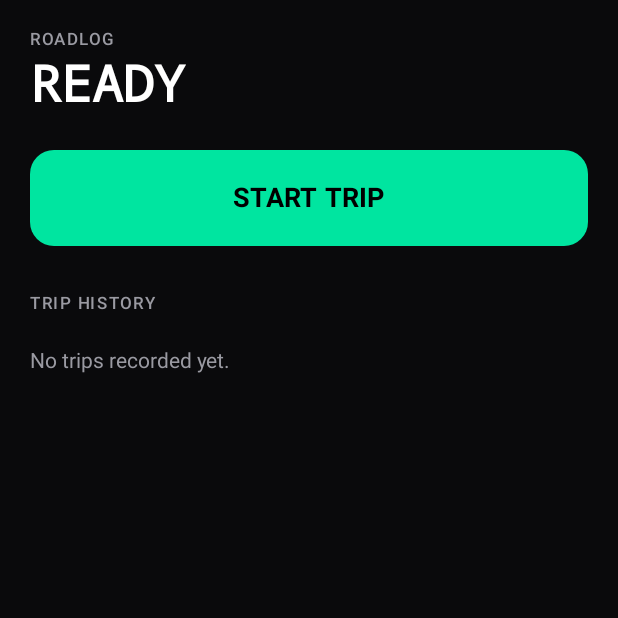
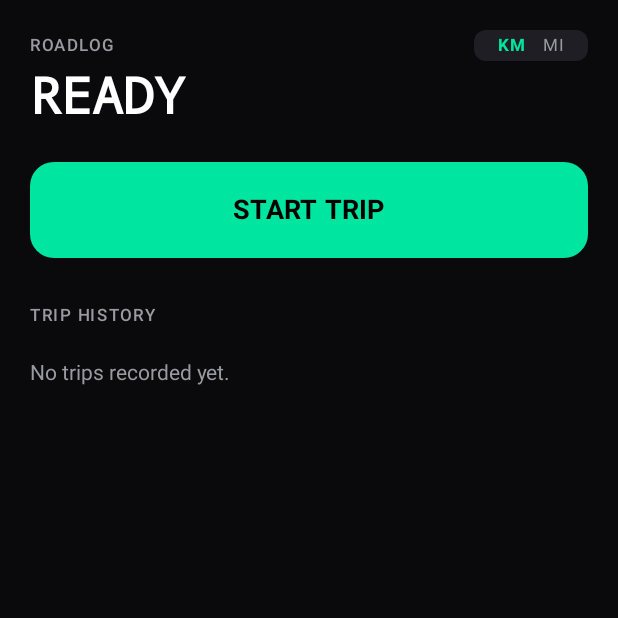
Before and after one commit to ATKennedy1299/RoadLog, an Android app built with Jetpack Compose: the screen it shows after launch (MainActivity), on a phone screen of 412 x 824 dp, the top half of it. Run offline under Robolectric (Android 15) with nearby library versions, the phone set to English and light mode, and no system bars; our stand-ins replace Room's generated code.

Commit message:
Add a persisted units setting (km/km·h vs mi/mph)
Adds DistanceUnit + UnitsRepository (SharedPreferences-backed) and a
KM/MI toggle in the header. The trip history, and the tracking
service's notification, now both read from the same setting.

```diff
--- a/app/src/main/java/com/roadlog/RoadLogApp.kt
+++ b/app/src/main/java/com/roadlog/RoadLogApp.kt
@@ -3,14 +3,19 @@ package com.roadlog
 import android.app.Application
 import com.roadlog.data.AppDatabase
 import com.roadlog.data.TripRepository
+import com.roadlog.data.UnitsRepository
 
 class RoadLogApp : Application() {
     lateinit var repository: TripRepository
+        private set
+
+    lateinit var unitsRepository: UnitsRepository
         private set
 
     override fun onCreate() {
         super.onCreate()
         val db = AppDatabase.getInstance(this)
         repository = TripRepository(db)
+        unitsRepository = UnitsRepository(this)
     }
 }
--- /dev/null
+++ b/app/src/main/java/com/roadlog/data/DistanceUnit.kt
@@ -0,0 +1,12 @@
+package com.roadlog.data
+
+enum class DistanceUnit(val distanceLabel: String, val speedLabel: String) {
+    METRIC("km", "km/h"),
+    IMPERIAL("mi", "mph");
+
+    fun metersToDistance(meters: Double): Double =
+        if (this == IMPERIAL) meters / 1609.344 else meters / 1000.0
+
+    fun mpsToSpeed(mps: Double): Double =
+        if (this == IMPERIAL) mps * 2.236936 else mps * 3.6
+}
--- /dev/null
+++ b/app/src/main/java/com/roadlog/data/UnitsRepository.kt
@@ -0,0 +1,39 @@
+package com.roadlog.data
+
+import android.content.Context
+import kotlinx.coroutines.flow.MutableStateFlow
+import kotlinx.coroutines.flow.StateFlow
+import kotlinx.coroutines.flow.asStateFlow
+
+/**
+ * Persists the user's preferred display unit (metric/imperial) in
+ * SharedPreferences and exposes it as a StateFlow so both the Compose UI
+ * and the tracking service's notification read the same live value.
+ */
+class UnitsRepository(context: Context) {
+
+    private val prefs = context.applicationContext
+        .getSharedPreferences(PREFS_NAME, Context.MODE_PRIVATE)
+
+    private val _unit = MutableStateFlow(loadUnit())
+    val unit: StateFlow<DistanceUnit> = _unit.asStateFlow()
+
+    fun setUnit(unit: DistanceUnit) {
+        prefs.edit().putString(KEY_UNIT, unit.name).apply()
+        _unit.value = unit
+    }
+
+    fun toggle() {
+        setUnit(if (_unit.value == DistanceUnit.METRIC) DistanceUnit.IMPERIAL else DistanceUnit.METRIC)
+    }
+
+    private fun loadUnit(): DistanceUnit {
+        val stored = prefs.getString(KEY_UNIT, null) ?: return DistanceUnit.METRIC
+        return runCatching { DistanceUnit.valueOf(stored) }.getOrDefault(DistanceUnit.METRIC)
+    }
+
+    companion object {
+        private const val PREFS_NAME = "roadlog_settings"
+        private const val KEY_UNIT = "distance_unit"
+    }
+}
--- a/app/src/main/java/com/roadlog/ui/HomeViewModel.kt
+++ b/app/src/main/java/com/roadlog/ui/HomeViewModel.kt
@@ -2,17 +2,26 @@ package com.roadlog.ui
 
 import androidx.lifecycle.ViewModel
 import androidx.lifecycle.viewModelScope
+import com.roadlog.data.DistanceUnit
 import com.roadlog.data.Trip
 import com.roadlog.data.TripRepository
+import com.roadlog.data.UnitsRepository
 import kotlinx.coroutines.flow.SharingStarted
 import kotlinx.coroutines.flow.StateFlow
 import kotlinx.coroutines.flow.stateIn
 
-class HomeViewModel(private val repository: TripRepository) : ViewModel() {
+class HomeViewModel(
+    private val repository: TripRepository,
+    private val unitsRepository: UnitsRepository
+) : ViewModel() {
 
     val activeTrip: StateFlow<Trip?> = repository.observeActiveTrip()
         .stateIn(viewModelScope, SharingStarted.WhileSubscribed(5000), null)
 
     val tripHistory: StateFlow<List<Trip>> = repository.observeAllTrips()
         .stateIn(viewModelScope, SharingStarted.WhileSubscribed(5000), emptyList())
+
+    val unit: StateFlow<DistanceUnit> = unitsRepository.unit
+
+    fun toggleUnit() = unitsRepository.toggle()
 }
--- a/app/src/main/java/com/roadlog/ui/MainActivity.kt
+++ b/app/src/main/java/com/roadlog/ui/MainActivity.kt
@@ -18,7 +18,10 @@ import com.roadlog.ui.theme.RoadLogTheme
 class MainActivity : ComponentActivity() {
 
     private val viewModel: HomeViewModel by viewModels {
-        ViewModelFactory((application as RoadLogApp).repository)
+        ViewModelFactory(
+            (application as RoadLogApp).repository,
+            (application as RoadLogApp).unitsRepository
+        )
     }
 
     // Fine + coarse location must be granted before we ever try to start
--- a/app/src/main/java/com/roadlog/ui/ViewModelFactory.kt
+++ b/app/src/main/java/com/roadlog/ui/ViewModelFactory.kt
@@ -3,12 +3,16 @@ package com.roadlog.ui
 import androidx.lifecycle.ViewModel
 import androidx.lifecycle.ViewModelProvider
 import com.roadlog.data.TripRepository
+import com.roadlog.data.UnitsRepository
 
-class ViewModelFactory(private val repository: TripRepository) : ViewModelProvider.Factory {
+class ViewModelFactory(
+    private val repository: TripRepository,
+    private val unitsRepository: UnitsRepository
+) : ViewModelProvider.Factory {
     @Suppress("UNCHECKED_CAST")
     override fun <T : ViewModel> create(modelClass: Class<T>): T {
         if (modelClass.isAssignableFrom(HomeViewModel::class.java)) {
-            return HomeViewModel(repository) as T
+            return HomeViewModel(repository, unitsRepository) as T
         }
         throw IllegalArgumentException("Unknown ViewModel class: $modelClass")
     }
--- a/app/src/main/java/com/roadlog/ui/screens/HomeScreen.kt
+++ b/app/src/main/java/com/roadlog/ui/screens/HomeScreen.kt
@@ -1,6 +1,7 @@
 package com.roadlog.ui.screens
 
 import androidx.compose.foundation.background
+import androidx.compose.foundation.clickable
 import androidx.compose.foundation.layout.*
 import androidx.compose.foundation.lazy.LazyColumn
 import androidx.compose.foundation.lazy.items
@@ -16,6 +17,7 @@ import androidx.compose.ui.text.font.FontWeight
 import androidx.compose.ui.unit.dp
 import androidx.compose.ui.unit.sp
 import androidx.lifecycle.compose.collectAsStateWithLifecycle
+import com.roadlog.data.DistanceUnit
 import com.roadlog.data.Trip
 import com.roadlog.ui.HomeViewModel
 import com.roadlog.ui.theme.AccentAmber
@@ -34,6 +36,7 @@ fun HomeScreen(
 ) {
     val activeTrip by viewModel.activeTrip.collectAsStateWithLifecycle()
     val history by viewModel.tripHistory.collectAsStateWithLifecycle()
+    val unit by viewModel.unit.collectAsStateWithLifecycle()
 
     Column(
         modifier = Modifier
@@ -41,11 +44,18 @@ fun HomeScreen(
             .background(MaterialTheme.colorScheme.background)
             .padding(20.dp)
     ) {
-        Text(
-            text = "ROADLOG",
-            style = MaterialTheme.typography.labelSmall,
-            color = TextSecondary
-        )
+        Row(
+            modifier = Modifier.fillMaxWidth(),
+            horizontalArrangement = Arrangement.SpaceBetween,
+            verticalAlignment = Alignment.CenterVertically
+        ) {
+            Text(
+                text = "ROADLOG",
+                style = MaterialTheme.typography.labelSmall,
+                color = TextSecondary
+            )
+            UnitToggle(unit = unit, onToggle = viewModel::toggleUnit)
+        }
         Spacer(Modifier.height(4.dp))
         Text(
             text = if (activeTrip != null) "RECORDING" else "READY",
@@ -78,9 +88,33 @@ fun HomeScreen(
         } else {
             LazyColumn(verticalArrangement = Arrangement.spacedBy(10.dp)) {
                 items(history, key = { it.id }) { trip ->
-                    TripRow(trip)
+                    TripRow(trip, unit)
                 }
             }
+        }
+    }
+}
+
+@Composable
+private fun UnitToggle(unit: DistanceUnit, onToggle: () -> Unit) {
+    Row(
+        modifier = Modifier
+            .background(SurfaceRaised, RoundedCornerShape(8.dp))
+            .padding(horizontal = 10.dp, vertical = 4.dp)
+    ) {
+        DistanceUnit.entries.forEach { option ->
+            val selected = option == unit
+            Text(
+                text = if (option == DistanceUnit.METRIC) "KM" else "MI",
+                style = MaterialTheme.typography.labelSmall,
+                color = if (selected) AccentGreen else TextSecondary,
+                fontWeight = if (selected) FontWeight.Bold else FontWeight.Normal,
+                modifier = Modifier
+                    .padding(horizontal = 6.dp)
+                    .then(
+                        if (!selected) Modifier.clickable { onToggle() } else Modifier
+                    )
+            )
         }
     }
 }
@@ -107,11 +141,11 @@ private fun StartStopButton(isRecording: Boolean, onStart: () -> Unit, onStop: (
 }
 
 @Composable
-private fun TripRow(trip: Trip) {
+private fun TripRow(trip: Trip, unit: DistanceUnit) {
     val dateFormat = remember(trip.id) { SimpleDateFormat("MMM d, HH:mm", Locale.getDefault()) }
     val durationSeconds = ((trip.endTimeEpochMs ?: System.currentTimeMillis()) - trip.startTimeEpochMs) / 1000
-    val distanceKm = trip.distanceMeters / 1000.0
-    val maxSpeedKmh = trip.maxSpeedMps * 3.6
+    val distance = unit.metersToDistance(trip.distanceMeters)
+    val maxSpeed = unit.mpsToSpeed(trip.maxSpeedMps)
 
     Column(
         modifier = Modifier
@@ -136,9 +170,9 @@ private fun TripRow(trip: Trip) {
             modifier = Modifier.fillMaxWidth(),
             horizontalArrangement = Arrangement.SpaceBetween
         ) {
-            Stat(label = "DISTANCE", value = String.format(Locale.US, "%.1f km", distanceKm))
+            Stat(label = "DISTANCE", value = String.format(Locale.US, "%.1f %s", distance, unit.distanceLabel))
             Stat(label = "DURATION", value = formatDuration(durationSeconds))
-            Stat(label = "MAX SPEED", value = String.format(Locale.US, "%.0f km/h", maxSpeedKmh))
+            Stat(label = "MAX SPEED", value = String.format(Locale.US, "%.0f %s", maxSpeed, unit.speedLabel))
         }
     }
 }
```
Also changed, not shown: app/src/main/java/com/roadlog/service/LocationTrackingService.kt (+6 -3 lines).
